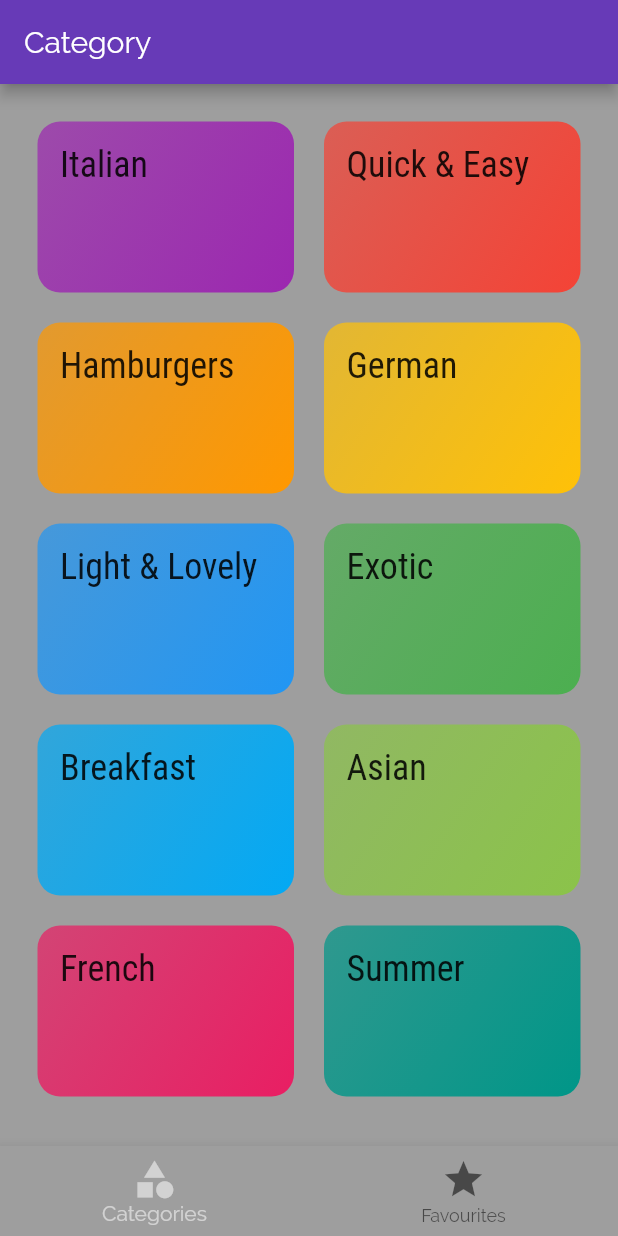
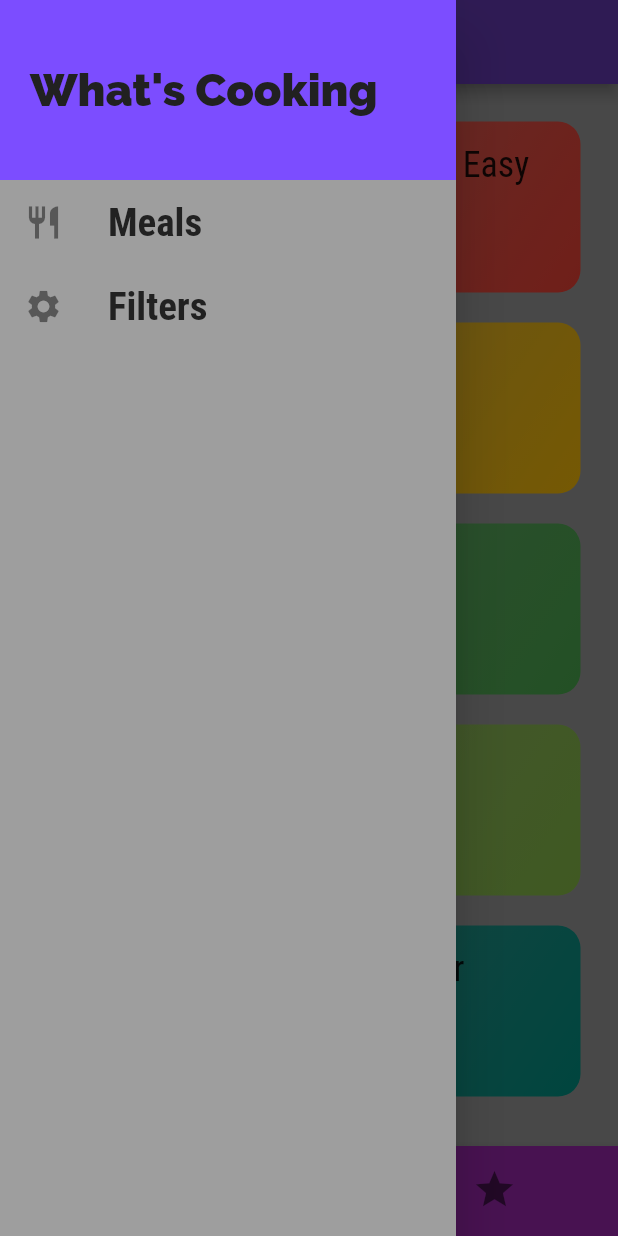
Before and after one commit to jhaym3s/mealsApp, a Flutter app: the screen it shows after launch, with the side drawer open (before the commit the screen has no drawer), on a phone screen of 412 x 824 dp. Run offline on Flutter 3.47's test engine with Material 2 defaults, Android fonts, the phone set to English and light mode, and no system bars.

Commit message:
afraid I will ruin thins if I continue

```diff
--- a/lib/main.dart
+++ b/lib/main.dart
@@ -1,5 +1,6 @@
 import 'package:flutter/material.dart';
 import 'package:meals_app/screens/bottomTabScreen.dart';
+import 'package:meals_app/screens/filterscreen.dart';
 import 'package:meals_app/screens/mealDetailScreen.dart';
 import './screens/categoryMealScreen.dart';
 import './screens/categoryScreen.dart';
@@ -35,6 +36,7 @@ class MyApp extends StatelessWidget {
         "/": (context)=> TabScreenBottom(),
         CategoryMealScreen.routeName: (context)=>CategoryMealScreen(),
         MealDetailScreen.routeName: (context) => MealDetailScreen(),
+        FilterScreen.routeName: (context)=> FilterScreen(),
       },
       //the below route is like the 404 page for flutter
       onUnknownRoute: (settings) {
--- a/lib/screens/bottomTabScreen.dart
+++ b/lib/screens/bottomTabScreen.dart
@@ -1,6 +1,7 @@
 import 'package:flutter/material.dart';
 import 'package:meals_app/screens/categoryScreen.dart';
 import 'package:meals_app/screens/favoriteScreen.dart';
+import 'package:meals_app/widgets/mainDrawer.dart';
 
 class TabScreenBottom extends StatefulWidget {
   @override
@@ -8,31 +9,40 @@ class TabScreenBottom extends StatefulWidget {
 }
 class _TabScreenBottomState extends State<TabScreenBottom> {
   final List<Map<Object,Object>> pages = [
-    { "pages": CategoryScreen(), "title": "Category"},
+    { "pages": CategoryScreen(),
+      "title": "Category",
+      "actions": Drawer(child: Text("this is another one"),)
+      //how to add actions to a tap bar
+    },
     { "pages": FavoritesScreen(), "title": "Your Favourite"}
 
   ];
-  int selesctedPageIndex = 0;
+  int selectedPageIndex = 0;
   void selectPage(int index){
     setState(() {
-      selesctedPageIndex = index;
+      selectedPageIndex = index;
     });
   }
   @override
   Widget build(BuildContext context) {
     return Scaffold(
       bottomNavigationBar: BottomNavigationBar(items: [
-        BottomNavigationBarItem(icon: Icon(Icons.category,size: 30,),title: Text("Categories")),
-        BottomNavigationBarItem(icon: Icon(Icons.star,size: 30,),title: Text("Favourites")),
+        BottomNavigationBarItem(icon: Icon(Icons.category,size: 30,),title: Text("Categories"),backgroundColor: Colors.purple),
+        BottomNavigationBarItem(icon: Icon(Icons.star,size: 30,),title: Text("Favourites"),backgroundColor: Colors.white54),
       ],onTap: selectPage,
       selectedItemColor: Colors.white54,
         unselectedItemColor: Colors.black54,
-        currentIndex: selesctedPageIndex,
+        currentIndex: selectedPageIndex,
+        type: BottomNavigationBarType.shifting,
       ),
+      //drawer: pages[selectedPageIndex]["actions"],
+      drawer: MainDrawer(),
       appBar: AppBar(
-        title: Text(pages[selesctedPageIndex]["title"]),
+        title: Text(pages[selectedPageIndex]["title"]),
+      //  actions: [pages[selectedPageIndex]["actions"]],
+        // so this is not working
       ),
-      body: pages[selesctedPageIndex]["pages"],
+      body: pages[selectedPageIndex]["pages"],
 
     );
   }
--- /dev/null
+++ b/lib/screens/filterscreen.dart
@@ -0,0 +1,14 @@
+import 'package:flutter/material.dart';
+import '../widgets/mainDrawer.dart';
+
+class FilterScreen extends StatelessWidget {
+  static const routeName = "/FilterScreen";
+  @override
+  Widget build(BuildContext context) {
+    return Scaffold(
+      drawer: MainDrawer(),
+        appBar: AppBar(),
+        body:
+        Container());
+  }
+}
--- a/lib/screens/mealDetailScreen.dart
+++ b/lib/screens/mealDetailScreen.dart
@@ -87,6 +87,9 @@ class MealDetailScreen extends StatelessWidget {
           ],
         ),
       ),
+      floatingActionButton: FloatingActionButton(onPressed: (){
+        Navigator.of(context).pop();
+      }, child: Icon(Icons.delete),),
     );
   }
 }
--- /dev/null
+++ b/lib/widgets/mainDrawer.dart
@@ -0,0 +1,39 @@
+import 'package:flutter/material.dart';
+import 'package:meals_app/screens/filterscreen.dart';
+class MainDrawer extends StatelessWidget {
+  Widget buildListTile(IconData icon, String titleText,Function tabHandler ){
+    return  ListTile(
+      leading: Icon(icon,size: 26,),title: Text(titleText,style: TextStyle(
+      fontWeight: FontWeight.bold, fontSize: 26,fontFamily: "RobotoCondensed",
+    ),),
+      onTap: tabHandler,
+    );
+  }
+  @override
+  Widget build(BuildContext context) {
+    return Drawer(
+      child: Column(
+        children: [
+          Container(
+            height: 120,
+            width: double.infinity,
+            padding: EdgeInsets.all(20),
+            alignment: Alignment.centerLeft,
+            color: Colors.deepPurpleAccent,
+            child: Text("What's Cooking",style: TextStyle(
+              fontWeight: FontWeight.w900,
+              fontSize: 30,
+            ),),
+          ),
+          buildListTile(Icons.restaurant, "Meals",(){
+            Navigator.of(context).pushReplacementNamed("/");
+          }),
+          buildListTile(Icons.settings, "Filters",(){
+            Navigator.of(context).pushReplacementNamed(FilterScreen.routeName);
+          }),
+
+        ],
+      ),
+    );
+  }
+}
```
